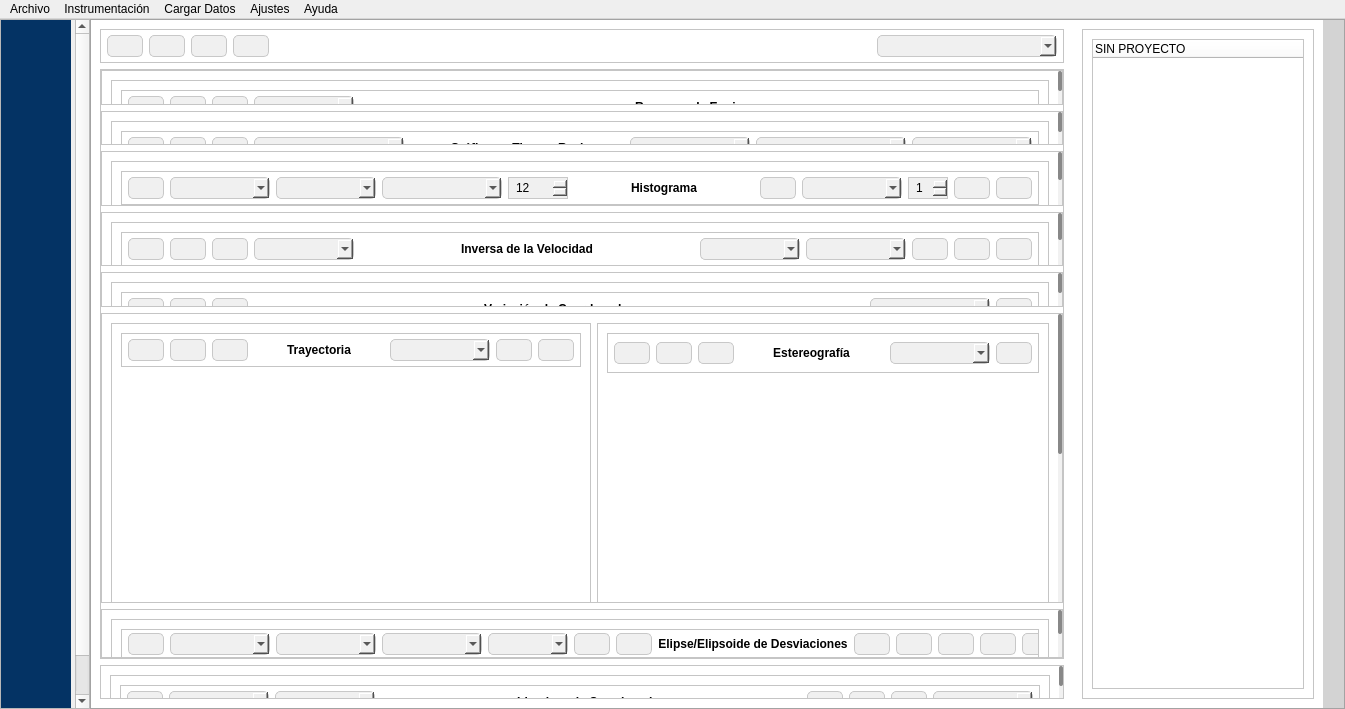
The window that ui/principal.ui (ivanrv23/E-Monitoring-SqlServer) describes before a commit, drawn with Qt 5.
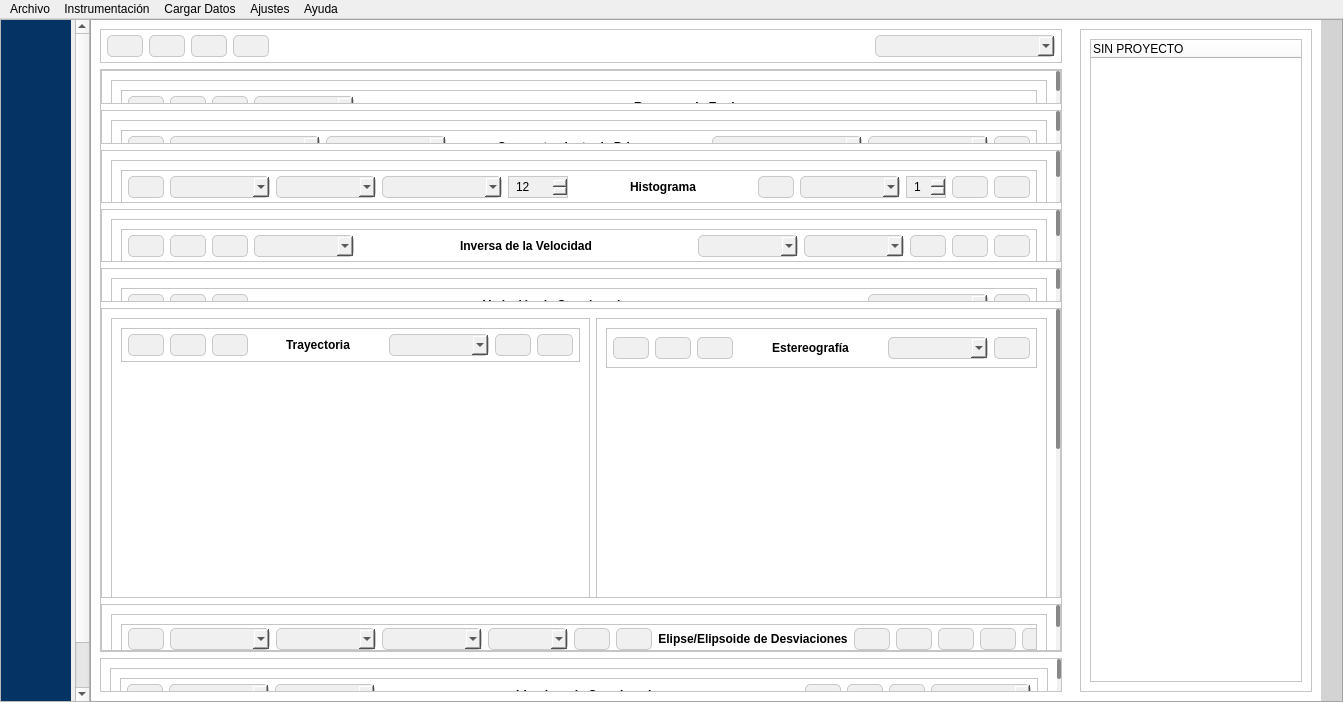
The same window after the commit. The open tabs and pages were chosen to show the change.

Commit message: vista comportamiento analisis

```diff
--- a/ui/principal.ui
+++ b/ui/principal.ui
@@ -6,8 +6,8 @@
    <rect>
     <x>0</x>
     <y>0</y>
-    <width>1345</width>
-    <height>709</height>
+    <width>1343</width>
+    <height>702</height>
    </rect>
   </property>
   <property name="maximumSize">
@@ -4669,8 +4669,8 @@
                <rect>
                 <x>0</x>
                 <y>0</y>
-                <width>371</width>
-                <height>24</height>
+                <width>964</width>
+                <height>32</height>
                </rect>
               </property>
               <layout class="QHBoxLayout" name="horizontalLayout_19">
@@ -4790,8 +4790,8 @@
                   <rect>
                    <x>0</x>
                    <y>0</y>
-                   <width>80</width>
-                   <height>97</height>
+                   <width>958</width>
+                   <height>74</height>
                   </rect>
                  </property>
                  <layout class="QVBoxLayout" name="verticalLayout_63">
@@ -4823,8 +4823,8 @@
                          <rect>
                           <x>0</x>
                           <y>0</y>
-                          <width>394</width>
-                          <height>28</height>
+                          <width>930</width>
+                          <height>32</height>
                          </rect>
                         </property>
                         <layout class="QHBoxLayout" name="horizontalLayout_22">
@@ -4965,8 +4965,8 @@
                   <rect>
                    <x>0</x>
                    <y>0</y>
-                   <width>80</width>
-                   <height>97</height>
+                   <width>958</width>
+                   <height>74</height>
                   </rect>
                  </property>
                  <layout class="QVBoxLayout" name="verticalLayout_78">
@@ -4998,8 +4998,8 @@
                          <rect>
                           <x>0</x>
                           <y>0</y>
-                          <width>869</width>
-                          <height>28</height>
+                          <width>930</width>
+                          <height>32</height>
                          </rect>
                         </property>
                         <layout class="QHBoxLayout" name="horizontalLayout_31">
@@ -5026,27 +5026,7 @@
                           </widget>
                          </item>
                          <item>
-                          <widget class="QPushButton" name="btn_umbrales_tiemporeal">
-                           <property name="toolTip">
-                            <string>Aplicar Umbrales</string>
-                           </property>
-                           <property name="text">
-                            <string/>
-                           </property>
-                          </widget>
-                         </item>
-                         <item>
-                          <widget class="QPushButton" name="btn_asignar_tiempo">
-                           <property name="toolTip">
-                            <string>Intervalo Tiempo</string>
-                           </property>
-                           <property name="text">
-                            <string/>
-                           </property>
-                          </widget>
-                         </item>
-                         <item>
-                          <widget class="QComboBox" name="combo_componentes_tiemporeal">
+                          <widget class="QComboBox" name="combo_componentes_comportamiento">
                            <property name="minimumSize">
                             <size>
                              <width>150</width>
@@ -5061,6 +5041,22 @@
                            </property>
                           </widget>
                          </item>
+                         <item>
+                          <widget class="QComboBox" name="combo_prismas_comportamiento">
+                           <property name="minimumSize">
+                            <size>
+                             <width>120</width>
+                             <height>0</height>
+                            </size>
+                           </property>
+                           <property name="toolTip">
+                            <string>Lista de Instrumentación</string>
+                           </property>
+                           <property name="styleSheet">
+                            <string notr="true"/>
+                           </property>
+                          </widget>
+                         </item>
                          <item>
                           <spacer name="horizontalSpacer_21">
                            <property name="orientation">
@@ -5083,7 +5079,7 @@
                             </font>
                            </property>
                            <property name="text">
-                            <string>Gráfica en Tiempo Real</string>
+                            <string>Comportamiento de Prismas</string>
                            </property>
                            <property name="alignment">
                             <set>Qt::AlignCenter</set>
@@ -5104,23 +5100,7 @@
                           </spacer>
                          </item>
                          <item>
-                          <widget class="QComboBox" name="combo_instrumentos_tiemporeal">
-                           <property name="minimumSize">
-                            <size>
-                             <width>120</width>
-                             <height>0</height>
-                            </size>
-                           </property>
-                           <property name="toolTip">
-                            <string>Lista de Instrumentación</string>
-                           </property>
-                           <property name="styleSheet">
-                            <string notr="true"/>
-                           </property>
-                          </widget>
-                         </item>
-                         <item>
-                          <widget class="QComboBox" name="combo_tipografica_tiemporeal">
+                          <widget class="QComboBox" name="combo_tiposgrafica_comportamiento">
                            <property name="minimumSize">
                             <size>
                              <width>150</width>
@@ -5148,6 +5128,16 @@
                            </property>
                           </widget>
                          </item>
+                         <item>
+                          <widget class="QPushButton" name="btn_configurar_comportamiento">
+                           <property name="toolTip">
+                            <string>Actualizar Vista</string>
+                           </property>
+                           <property name="text">
+                            <string/>
+                           </property>
+                          </widget>
+                         </item>
                         </layout>
                        </widget>
                       </widget>
@@ -5185,8 +5175,8 @@
                   <rect>
                    <x>0</x>
                    <y>0</y>
-                   <width>80</width>
-                   <height>120</height>
+                   <width>958</width>
+                   <height>88</height>
                   </rect>
                  </property>
                  <layout class="QVBoxLayout" name="verticalLayout_41">
@@ -5218,8 +5208,8 @@
                          <rect>
                           <x>0</x>
                           <y>0</y>
-                          <width>835</width>
-                          <height>28</height>
+                          <width>930</width>
+                          <height>32</height>
                          </rect>
                         </property>
                         <layout class="QHBoxLayout" name="horizontalLayout_18">
@@ -5457,8 +5447,8 @@
                   <rect>
                    <x>0</x>
                    <y>0</y>
-                   <width>80</width>
-                   <height>120</height>
+                   <width>958</width>
+                   <height>88</height>
                   </rect>
                  </property>
                  <layout class="QVBoxLayout" name="verticalLayout_61">
@@ -5490,8 +5480,8 @@
                          <rect>
                           <x>0</x>
                           <y>0</y>
-                          <width>756</width>
-                          <height>28</height>
+                          <width>930</width>
+                          <height>32</height>
                          </rect>
                         </property>
                         <layout class="QHBoxLayout" name="horizontalLayout_25">
@@ -5698,8 +5688,8 @@
                   <rect>
                    <x>0</x>
                    <y>0</y>
-                   <width>80</width>
-                   <height>97</height>
+                   <width>958</width>
+                   <height>74</height>
                   </rect>
                  </property>
                  <layout class="QVBoxLayout" name="verticalLayout_67">
@@ -5731,8 +5721,8 @@
                          <rect>
                           <x>0</x>
                           <y>0</y>
-                          <width>494</width>
-                          <height>28</height>
+                          <width>930</width>
+                          <height>32</height>
                          </rect>
                         </property>
                         <layout class="QHBoxLayout" name="horizontalLayout_30">
@@ -5880,8 +5870,8 @@
                   <rect>
                    <x>0</x>
                    <y>0</y>
-                   <width>448</width>
-                   <height>600</height>
+                   <width>958</width>
+                   <height>577</height>
                   </rect>
                  </property>
                  <layout class="QHBoxLayout" name="horizontalLayout_20">
@@ -5913,8 +5903,8 @@
                          <rect>
                           <x>0</x>
                           <y>0</y>
-                          <width>423</width>
-                          <height>28</height>
+                          <width>455</width>
+                          <height>32</height>
                          </rect>
                         </property>
                         <layout class="QHBoxLayout" name="horizontalLayout_26">
@@ -6089,8 +6079,8 @@
                          <rect>
                           <x>0</x>
                           <y>0</y>
-                          <width>393</width>
-                          <height>34</height>
+                          <width>455</width>
+                          <height>38</height>
                          </rect>
                         </property>
                         <layout class="QHBoxLayout" name="horizontalLayout_27">
@@ -6247,8 +6237,8 @@
                   <rect>
                    <x>0</x>
                    <y>0</y>
-                   <width>80</width>
-                   <height>105</height>
+                   <width>958</width>
+                   <height>76</height>
                   </rect>
                  </property>
                  <layout class="QVBoxLayout" name="verticalLayout_72">
@@ -6280,8 +6270,8 @@
                          <rect>
                           <x>0</x>
                           <y>0</y>
-                          <width>1071</width>
-                          <height>28</height>
+                          <width>930</width>
+                          <height>32</height>
                          </rect>
                         </property>
                         <layout class="QHBoxLayout" name="horizontalLayout_36">
@@ -6592,8 +6582,8 @@
                <rect>
                 <x>0</x>
                 <y>0</y>
-                <width>80</width>
-                <height>87</height>
+                <width>960</width>
+                <height>64</height>
                </rect>
               </property>
               <layout class="QVBoxLayout" name="verticalLayout_75">
@@ -6625,8 +6615,8 @@
                       <rect>
                        <x>0</x>
                        <y>0</y>
-                       <width>683</width>
-                       <height>28</height>
+                       <width>932</width>
+                       <height>32</height>
                       </rect>
                      </property>
                      <layout class="QHBoxLayout" name="horizontalLayout_37">
@@ -9209,8 +9199,8 @@
                  <rect>
                   <x>0</x>
                   <y>0</y>
-                  <width>226</width>
-                  <height>655</height>
+                  <width>236</width>
+                  <height>666</height>
                  </rect>
                 </property>
                 <layout class="QVBoxLayout" name="verticalLayout_20">
@@ -9586,8 +9576,8 @@
     <rect>
      <x>0</x>
      <y>0</y>
-     <width>1345</width>
-     <height>26</height>
+     <width>1343</width>
+     <height>18</height>
     </rect>
    </property>
    <property name="nativeMenuBar">
```
Left out of the diff: 166 changed lines with no effect on the pictures. The commit also changes 6 other files.
